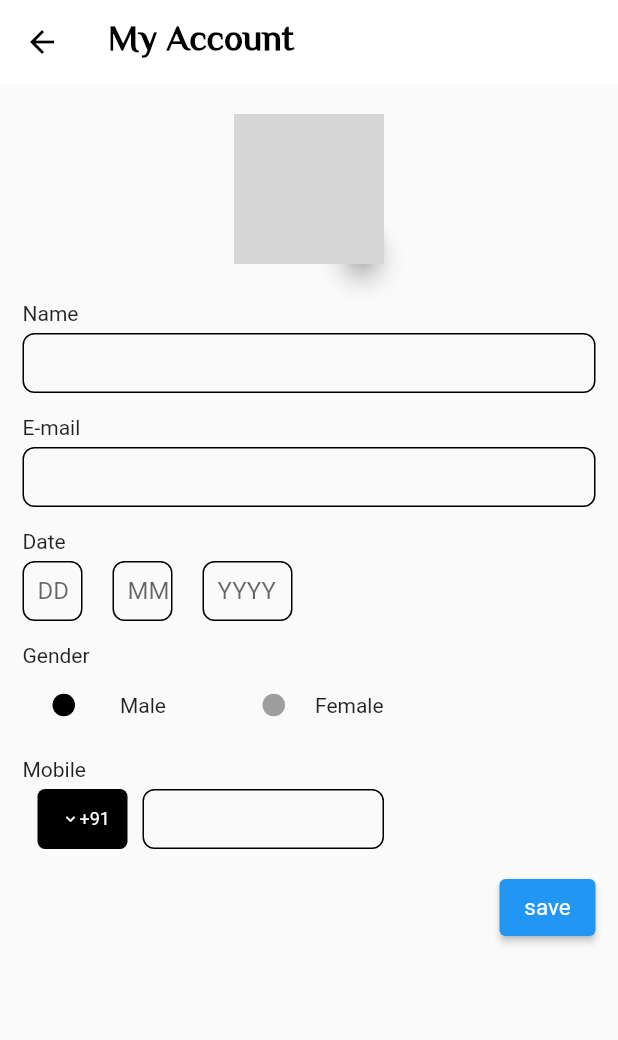
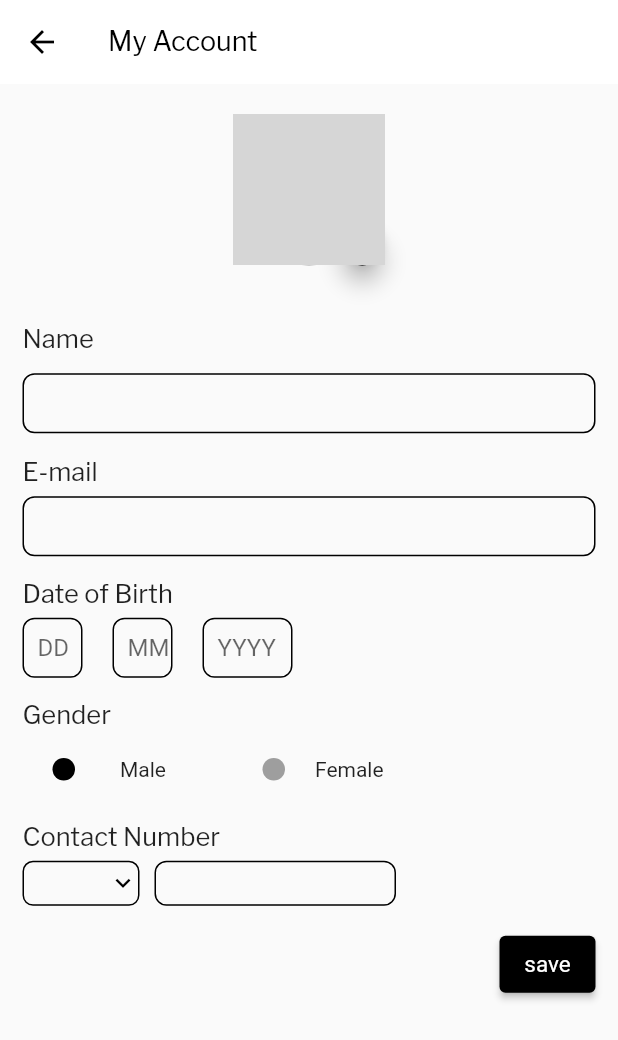
Before and after one commit to VanshitaKanodia/e_patrakaar, a Flutter app: the screen it shows after launch, item 5 of the bottom bar chosen, after a tap on "Edit Info", on a phone screen of 412 x 824 dp. Shown: the top 1040 px of the screen. Run offline on Flutter 3.47's test engine with Material 2 defaults, Android fonts, the light colour scheme and no system bars; our stand-ins replace smooth_page_indicator; missing offline and left inert: fl_country_code_picker; network calls fail; grey boxes are pictures that could not be loaded.

Commit message:
UI update

```diff
--- a/lib/pages/EditProfile.dart
+++ b/lib/pages/EditProfile.dart
@@ -25,9 +25,9 @@ CountryCode? countrycode;
         backgroundColor: Colors.white,
         title: Text('My Account',
           style: TextStyle(
-            fontFamily: 'ElMessiri',
-            fontWeight: FontWeight.w700,
-            fontSize: 24,
+            fontFamily: 'LibreFranklin',
+            fontWeight: FontWeight.w500,
+            fontSize: 18,
             color: Colors.black,
           ),),
       ),
@@ -39,8 +39,8 @@ CountryCode? countrycode;
                   child: Stack(
                       children: [
                         Container(
-                          height: 100,
-                          width: 100,
+                          height: 100.98,
+                          width: 100.98,
                           decoration: BoxDecoration(
                               color: Colors.grey,
                               shape: BoxShape.circle,
@@ -117,15 +117,20 @@ CountryCode? countrycode;
                       ]
                   ),
                 ),
-                SizedBox(
-                  height: 5.0,
-                ),
-                SizedBox(
-                    height: 20.0
-                ),
+                // SizedBox(
+                //   height: 5.0,
+                // ),
+                // SizedBox(
+                //     height: 20.0
+                // ),
                 Container(
-                  child: Text("Name"),
-                  margin: EdgeInsets.only(bottom: 5.0),
+                  child: Text("Name",
+                  style: TextStyle(
+                    fontFamily: 'LibreFranklin',
+                    fontWeight: FontWeight.w500,
+                    fontSize: 17,
+                  ),),
+                  margin: EdgeInsets.only(bottom: 12.0, top: 38.88),
                 ),
                 SizedBox(
                   height: 40.0,
@@ -149,10 +154,15 @@ CountryCode? countrycode;
                   ),
                 ),
                 SizedBox(
-                    height: 15.0
+                    height: 16.0
                 ),
                 Container(
-                  child: Text("E-mail"),
+                  child: Text("E-mail",
+                    style: TextStyle(
+                      fontFamily: 'LibreFranklin',
+                      fontWeight: FontWeight.w500,
+                      fontSize: 17,
+                    ),),
                   margin: EdgeInsets.only(bottom: 5.0),
                 ),
                 SizedBox(
@@ -181,7 +191,12 @@ CountryCode? countrycode;
                     height: 15.0
                 ),
                 Container(
-                  child: Text("Date"),
+                  child: Text("Date of Birth",
+                    style: TextStyle(
+                      fontFamily: 'LibreFranklin',
+                      fontWeight: FontWeight.w500,
+                      fontSize: 17,
+                    ),),
                   margin: EdgeInsets.only(bottom: 5.0),
                 ),
                 SizedBox(
@@ -273,7 +288,12 @@ CountryCode? countrycode;
                     height: 15.0
                 ),
                 Container(
-                  child: Text("Gender"),
+                  child: Text("Gender",
+                    style: TextStyle(
+                      fontFamily: 'LibreFranklin',
+                      fontWeight: FontWeight.w500,
+                      fontSize: 17,
+                    ),),
                   margin: EdgeInsets.only(bottom: 5.0),
                 ),
                 Row(
@@ -328,11 +348,17 @@ CountryCode? countrycode;
                     height: 15.0
                 ),
                 Container(
-                  child: Text("Mobile"),
+                  child: Text("Contact Number",
+                    style: TextStyle(
+                      fontFamily: 'LibreFranklin',
+                      fontWeight: FontWeight.w500,
+                      fontSize: 17,
+                    ),),
                   margin: EdgeInsets.only(bottom: 5.0),
                 ),
                 SizedBox(
-                  height: 40.0,
+                  height: 30.0,
+                  width: 60,
                   child: Row(
                       children: [
                         GestureDetector(
@@ -346,55 +372,36 @@ CountryCode? countrycode;
                           child: Row(
                             children: [
                               Container(
-                                padding: EdgeInsets.only(right: 10),
-                                child: countrycode != null ? countrycode!.flagImage : null,
-                              ),
-                              Container(
-                              padding: EdgeInsets.symmetric(horizontal: 16, vertical: 6),
-                              width: 60,
-                              height: 60,
-                              decoration: BoxDecoration(
-                                color: Colors.black,
-                                borderRadius: BorderRadius.circular(5),
-                              ),
+                                alignment: Alignment.center,
+                                decoration: BoxDecoration(
+                                  border: Border.all(),
+                                  borderRadius: BorderRadius.circular(7),
+                                ),
+                                height: 40,
+                                width: 78,
                                 child: Row(
                                   children: [
+                                    Flexible(
+                                      child: Container(
+                                        alignment: Alignment.center,
+                                        child: countrycode != null ? countrycode!.flagImage : null,
+                                      ),
+                                    ),
                                     Icon(Icons.expand_more_outlined,
-                                    size: 12,
-                                    color: Colors.white,),
-                                    Text('+91',
-                                    style: TextStyle(
-                                      color: Colors.white,
-                                      fontSize: 12
-                                    ),)
+                                      size: 20,
+                                      color: Colors.black,
+                                    ),
+                                    Text(
+                                      countrycode != null ? countrycode!.dialCode : "",
+                                      style: TextStyle(
+                                          color: Colors.black,
+                                          fontSize: 13
+                                      ),)
                                   ],
-                                )
-                        ),
+                                ),
+                              ),
                             ],
                           ),),
-                        // SizedBox(
-                        //   width: 40.0,
-                        //   child: TextField(
-                        //     keyboardType: TextInputType.number,
-                        //     cursorColor: Colors.black12,
-                        //     //maxLength: 2,
-                        //     decoration: InputDecoration(
-                        //       focusedBorder: OutlineInputBorder(
-                        //         borderSide: BorderSide(
-                        //           color: Colors.black,
-                        //         ),
-                        //         borderRadius: BorderRadius.circular(8.0),
-                        //       ),
-                        //       enabledBorder: OutlineInputBorder(
-                        //         borderSide: BorderSide(
-                        //           color: Colors.black,
-                        //         ),
-                        //         borderRadius: BorderRadius.circular(8.0),
-                        //       ),
-                        //       contentPadding: EdgeInsets.only(left: 10),
-                        //     ),
-                        //   ),
-                        // ),
                         SizedBox(
                           width: 10.0,
                         ),
@@ -436,6 +443,7 @@ CountryCode? countrycode;
                         padding: EdgeInsets.all(10.0),
                         textStyle: TextStyle(
                             color: Colors.white, fontSize: 15.0),
+                        primary: Colors.black,
                       ),
                     ),
                   ],
--- a/lib/pages/profile.dart
+++ b/lib/pages/profile.dart
@@ -43,94 +43,100 @@ class _ProfileState extends State<Profile> {
                     builder: (builder) {
                       return Container(
                         margin: EdgeInsets.all(5.0),
-                        height: 270.0,
-                        padding: EdgeInsets.all(20.0),
+                        // height: 318.0,
+                        padding: EdgeInsets.only(left: 46, top: 43.59, bottom: 19),
                         child: Column(children: [
                           Row(children: [
                             ImageIcon(
                               AssetImage('images/icons/your activity.png'),
                               color: Colors.white,
-                              size: 25,),
+                              size: 29,),
                             SizedBox(
-                              width: 10.0,
+                              width: 22.0,
                             ),
                             Text("Your Activity",
                                 style: TextStyle(
-                                    color: Colors.white, fontSize: 17.0,
+                                    color: Colors.white,
+                                    fontSize: 17.0,
+                                    fontFamily: 'Librefranklin',
                                     fontWeight: FontWeight.w400)),
                           ],),
                           SizedBox(
-                            height: 15.0,
+                            height: 23.0,
                           ),
                           Container(
                             child: Row(children: [
                               ImageIcon(AssetImage('images/icons/archive.png'),
                                 color: Colors.white,
-                                size: 25,),
+                                size: 29,),
                               SizedBox(
-                                width: 10.0,
+                                width: 22.0,
                               ),
                               Text("Archive",
                                   style: TextStyle(
+                                      fontFamily: 'Librefranklin',
                                       color: Colors.white, fontSize: 17.0,
                                       fontWeight: FontWeight.w400))
                             ],),
                           ),
                           SizedBox(
-                            height: 15.0,
+                            height: 23.0,
                           ),
                           Row(children: [
                             ImageIcon(
                               AssetImage('images/icons/privacy policy.png'),
                               color: Colors.white,
-                              size: 25,),
+                              size: 29,),
                             SizedBox(
                               width: 10.0,
                             ),
                             Text("Privacy Policy",
                                 style: TextStyle(
+                                    fontFamily: 'Librefranklin',
                                     color: Colors.white, fontSize: 17.0,
                                     fontWeight: FontWeight.w400))
                           ],),
                           SizedBox(
-                            height: 15.0,
+                            height: 23.0,
                           ),
                           Row(children: [
                             ImageIcon(AssetImage('images/icons/help.png'),
                               color: Colors.white,
-                              size: 25,),
+                              size: 29,),
                             SizedBox(
                               width: 10.0,
                             ),
                             Text("Help",
                                 style: TextStyle(
+                                    fontFamily: 'Librefranklin',
                                     color: Colors.white, fontSize: 17.0,
                                     fontWeight: FontWeight.w400))
                           ],),
                           SizedBox(
-                            height: 15.0,
+                            height: 23.0,
                           ),
                           Row(children: [
                             ImageIcon(AssetImage('images/icons/theme.png'),
                               color: Colors.white,
-                              size: 25,),
+                              size: 29,),
                             SizedBox(
-                              width: 10.0,
+                              width: 23.0,
                             ),
                             Text("Theme",
                                 style: TextStyle(
+                                    fontFamily: 'Librefranklin',
                                     color: Colors.white, fontSize: 17.0,
                                     fontWeight: FontWeight.w400))
                           ],),
                           SizedBox(
-                            height: 15.0,
+                            height: 23.0,
                           ),
                           Row(children: [
                             ImageIcon(AssetImage('images/icons/settings.png'),
                               color: Colors.white,
-                              size: 25,),
+                              size: 29,),
                             SizedBox(
-                              width: 10.0,
+                              width: 23.0,
                             ),
                             Text("Settings",
                                 style: TextStyle(
@@ -150,24 +156,21 @@ class _ProfileState extends State<Profile> {
             ),
           ],
         ),
-        body: Container(
-            padding: EdgeInsets.only(left: 20),
-            child: Column(
+        body: Column(
                 crossAxisAlignment: CrossAxisAlignment.start,
                 children: [
-                  Row(
+                  Container(
+                    padding: EdgeInsets.only(left: 24.05, top: 10),
+                    child: Row(
                       children: [
                         CircleAvatar(
-                        radius: 40,
+                          radius: 50.44,
                           child: Image(
                             image: AssetImage('images/widget_images/47.png'),
                           ),
                         ),
                         SizedBox(
-                        width: MediaQuery
-                            .of(context)
-                            .size
-                            .width / 25,
+                          width: 40.96,
                         ),
                         Column(
                           crossAxisAlignment: CrossAxisAlignment.start,
@@ -175,17 +178,29 @@ class _ProfileState extends State<Profile> {
                             SizedBox(height: 10,),
                             Text("Username",
                               style: TextStyle(
-                                fontSize: 20.0, fontWeight: FontWeight.bold),
+                                  fontSize: 18.0,
+                                  fontFamily: 'LibreFranklin',
+                                  fontWeight: FontWeight.w600),
                             ),
+                            SizedBox(height: 2,),
                             Text("email ID",
-                            style: TextStyle(fontSize: 15.0),
+                              style: TextStyle(
+                                  fontSize: 12.0,
+                                  fontFamily: 'Librefranklin',
+                                  fontWeight: FontWeight.w400
                               ),
+                            ),
+                            SizedBox(height: 24,),
                             ElevatedButton(
                               onPressed: () {
                                 Navigator.push(context, MaterialPageRoute(
                                     builder: (context) => EditProfile()));
                               },
+                              child: Container(
+                                height: 25,
+                                  width: 82,
                                   child: Text("Edit Info"),
+                              alignment: Alignment.center,),
                               style: ElevatedButton.styleFrom(
                                 shape: StadiumBorder(),
                                 textStyle: TextStyle(color: Colors.white),
@@ -196,30 +211,35 @@ class _ProfileState extends State<Profile> {
                         ),
                       ],
                     ),
+                  ),
                   // SizedBox(height: 10.0,),
                   Container(
-                    padding: EdgeInsets.only(top: 20.0, bottom: 30.0),
-                    width: 320,
+                    padding: EdgeInsets.only(top: 57.9, bottom: 61.0, left: 27, right: 21),
+                    width: 379,
                     child: Divider(
                       height: 1,
                       thickness: 1,
-                      color: Colors.grey[500],
+                      color: Color(0xFFD7D7D7),
                     ),
                   ),
-                  Text('Saved',
+                  Container(
+                    padding: EdgeInsets.only(left: 24),
+                    child: Text('Saved',
                       style: TextStyle(
                         fontSize: 18,
                         fontWeight: FontWeight.w500,
                       ),),
+                  ),
                   Container(
-                    margin: EdgeInsets.only(left: 5),
-                    width: 40,
+                    margin: EdgeInsets.only(left: 26),
+                    width: 58,
                     height: 1,
-                    color: Colors.grey[600],
+                    color: Color(0xFF000000),
                   ),
+                  SizedBox(height: 24.69,),
                   Flexible(
                       child: ListView.builder(
-                          itemCount: 7,
+                          itemCount: 4,
                           shrinkWrap: true,
                           scrollDirection: Axis.vertical,
                           itemBuilder: (context, index) {
@@ -227,38 +247,37 @@ class _ProfileState extends State<Profile> {
                                 color: Colors.transparent,
                                 elevation: 0.0,
                                 child: Container(
+                                  padding: EdgeInsets.only(left: 16.89, bottom: 23.89),
                                     child: Row(
                                       children: [
                                         Container(
-                                          width: 68.0,
-                                          height: 70.0,
+                                          width: 81.22,
+                                          height: 81.22,
                                           decoration: BoxDecoration(
                                             image: DecorationImage(
                                               image: AssetImage(
-                                                'images/widget_images/51.png',
+                                                'images/widget_images/48.png',
                                               ),
                                             ),
-
                                           ),
                                         ),
-                                        SizedBox(width: 5.0),
+                                        SizedBox(width: 42.89),
                                         Expanded(
                                           child: Column(
-                                            mainAxisAlignment: MainAxisAlignment
-                                                .start,
-                                            crossAxisAlignment: CrossAxisAlignment
-                                                .start,
+                                            crossAxisAlignment: CrossAxisAlignment.start,
                                             children: [
                                               Text('Add text here',
                                                 style: TextStyle(
-                                                  fontSize: 14,
+                                                  fontSize: 17,
                                                   fontWeight: FontWeight.w500,
+                                                  fontFamily: 'Librefranklin',
                                                 ),),
-                                              SizedBox(height: 10.0,),
+                                              SizedBox(height: 40.0,),
                                               Text('Add subtitle here',
                                                 style: TextStyle(
                                                   fontWeight: FontWeight.w200,
                                                   fontSize: 10,
+                                                  fontFamily: 'Librefranklin',
                                                 ),)
                                             ],
                                           ),
@@ -271,7 +290,6 @@ class _ProfileState extends State<Profile> {
                       )
                   )
                 ]
-            )
             ),
       ),
     );
```
Also changed, not shown: lib/pages/search_page.dart (+21 -7 lines), lib/pages/star_page.dart (+20 -13 lines). Lines whose indentation alone changed are shown as unchanged.
